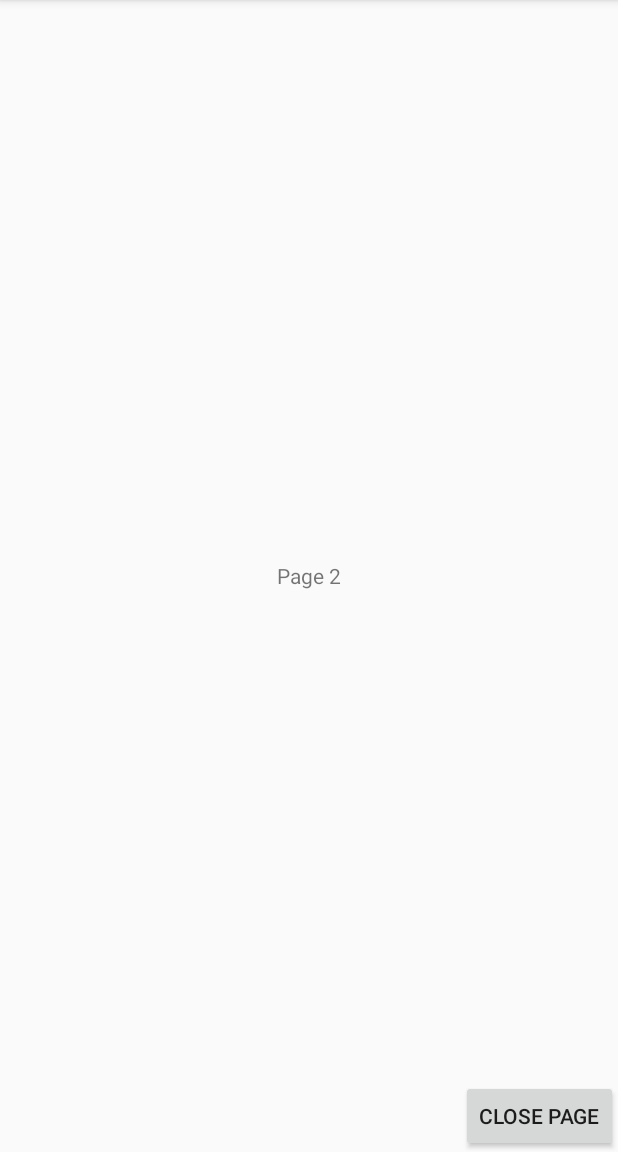
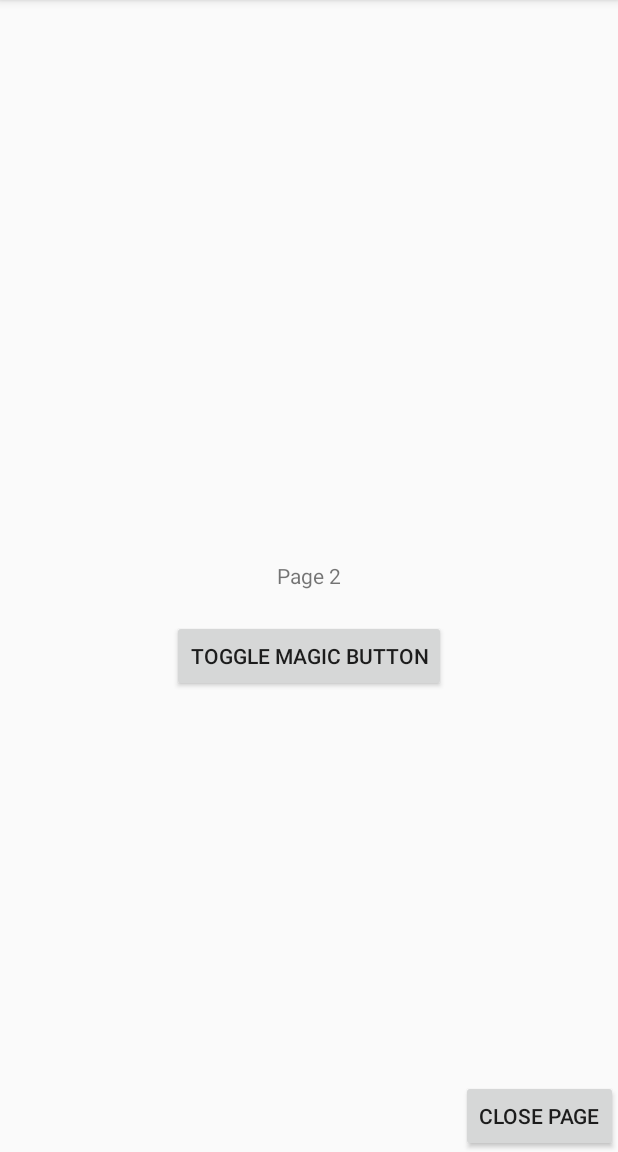
Before and after one commit to TheBubblesCompany/android-sdk-sample-app, an Android app: the Page2Activity screen opened directly, with no data from a screen before it, on a phone screen of 412 x 824 dp, the part 84-1236 px from its top. Run offline under Robolectric (Android 15) with nearby library versions, the phone set to English and light mode, and no system bars; 2 statements that could not run were skipped.

Commit message:
Work in progress.

```diff
--- a/app/src/main/java/com/mybubbles/sdksample/ui/app/MainActivity.java
+++ b/app/src/main/java/com/mybubbles/sdksample/ui/app/MainActivity.java
@@ -48,6 +48,7 @@ public class MainActivity extends AppCompatActivity {
 
     MyBubblesSDK myBubblesSDK = MyBubblesSDK.getInstance();
     myBubblesSDK.addMagicButton(this, "8d02065b7848638f44a1313ad889213e");
+    myBubblesSDK.addMagicButton(this, "b51ddc997546f116df73b8deb39fcbca");
   }
 
   private void addObserver() {
--- a/app/src/main/java/com/mybubbles/sdksample/ui/app/Page1Activity.java
+++ b/app/src/main/java/com/mybubbles/sdksample/ui/app/Page1Activity.java
@@ -24,6 +24,9 @@ public class Page1Activity extends AppCompatActivity {
     if (actionBar != null) {
       actionBar.setDisplayHomeAsUpEnabled(true);
     }
+    MyBubblesSDK myBubblesSDK = MyBubblesSDK.getInstance();
+    myBubblesSDK.addMagicButton(this, "ab15be9050ce23b6efb7d7c8e4c3858f");
+    myBubblesSDK.addMagicButton(this, "0a5b3913cbc9a9092311630e869b4442");
   }
 
   @Override
--- a/app/src/main/java/com/mybubbles/sdksample/ui/app/Page4Activity.java
+++ b/app/src/main/java/com/mybubbles/sdksample/ui/app/Page4Activity.java
@@ -24,6 +24,8 @@ public class Page4Activity extends AppCompatActivity {
     if (actionBar != null) {
       actionBar.setDisplayHomeAsUpEnabled(true);
     }
+    MyBubblesSDK myBubblesSDK = MyBubblesSDK.getInstance();
+    myBubblesSDK.addMagicButton(this, "e6273f28cf55cafffcf5a4890c288e3c");
   }
 
   @Override
--- a/app/src/main/res/layout/activity_page2.xml
+++ b/app/src/main/res/layout/activity_page2.xml
@@ -3,11 +3,20 @@
   android:layout_width="match_parent"
   android:layout_height="match_parent">
   <TextView
+    android:id="@+id/page2_title"
     android:layout_width="wrap_content"
     android:layout_height="wrap_content"
     android:layout_centerHorizontal="true"
     android:layout_centerVertical="true"
     android:text="@string/page_name_2" />
+  <Button
+    android:id="@+id/page2_toggle_magic_button"
+    android:layout_width="wrap_content"
+    android:layout_height="wrap_content"
+    android:layout_marginTop="20dp"
+    android:layout_below="@id/page2_title"
+    android:layout_centerHorizontal="true"
+    android:text="@string/page2_magic_button_toggle" />
   <Button
     android:layout_width="wrap_content"
     android:layout_height="wrap_content"
--- a/app/src/main/res/values/strings.xml
+++ b/app/src/main/res/values/strings.xml
@@ -10,5 +10,6 @@
   <string name="page_name_3">Page 3</string>
   <string name="page_close">Close page</string>
   <string name="page_name_4">Page 4</string>
+  <string name="page2_magic_button_toggle">Toggle Magic button</string>
 
 </resources>
```
Also changed, not shown: app/src/main/java/com/mybubbles/sdksample/ui/app/Page2Activity.java (+28 -2 lines).
